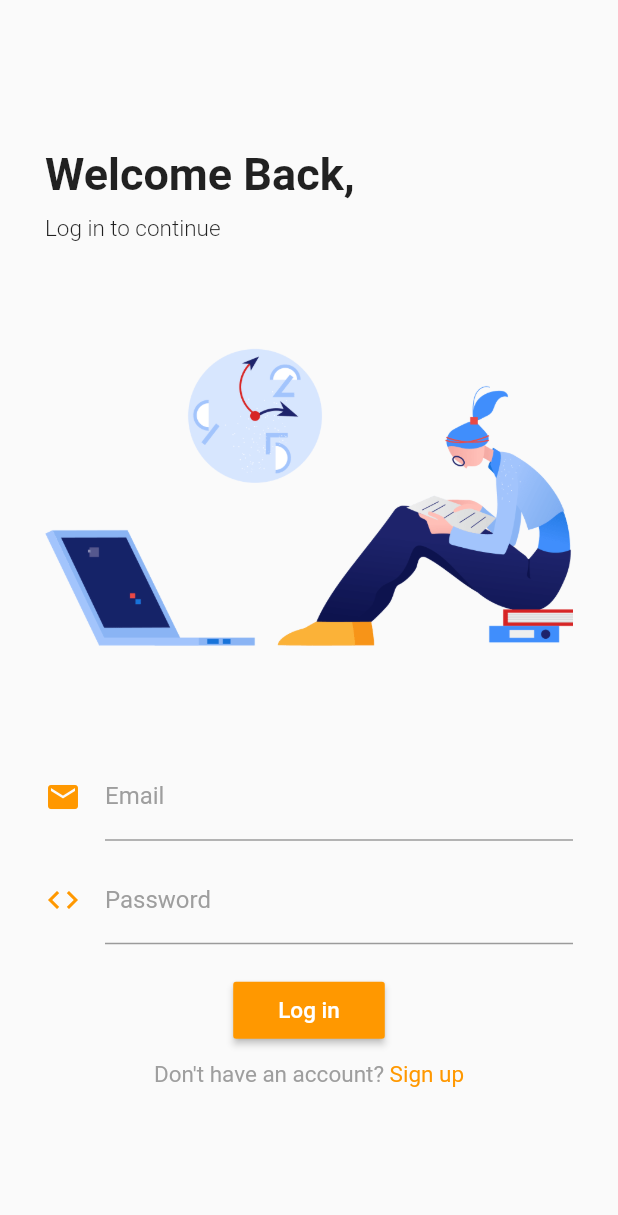
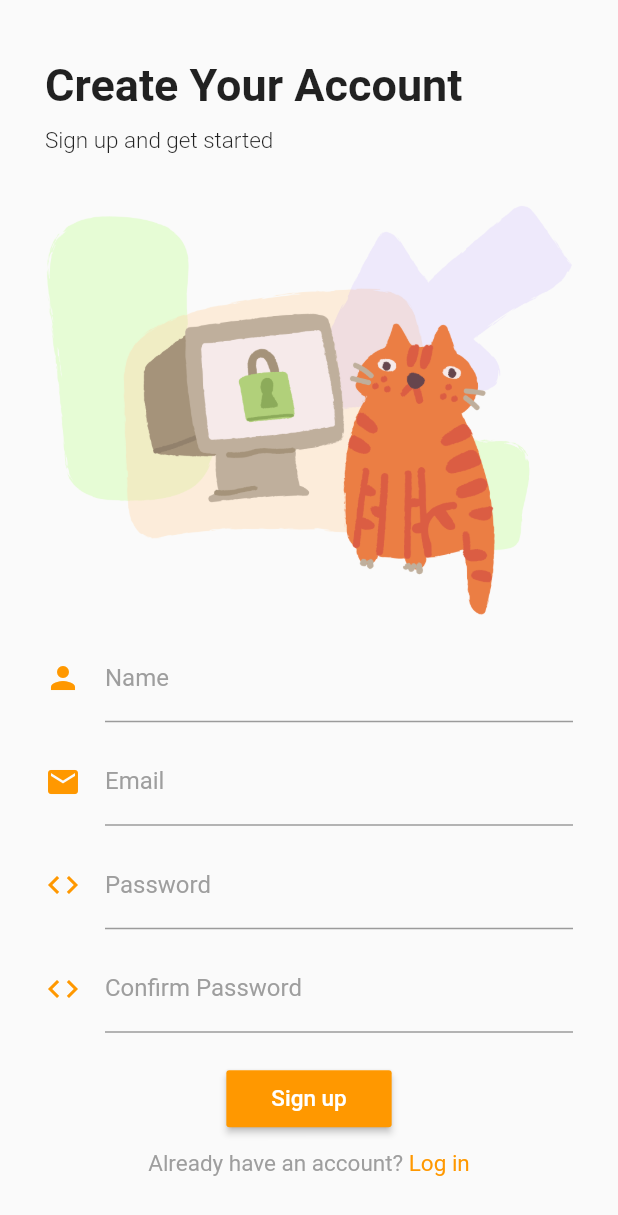
Before and after one commit to AbePlays/Viewster, a Flutter app: the screen it shows after launch, on a phone screen of 412 x 824 dp. Shown: the top 1215 px of the screen. Run offline on Flutter 3.47's test engine with Material 2 defaults, Android fonts, the phone set to English and light mode, and no system bars.

Commit message:
Signup Screen Ready

```diff
--- a/lib/main.dart
+++ b/lib/main.dart
@@ -1,5 +1,5 @@
 import 'package:flutter/material.dart';
-import 'package:viewster/screens/auth/Signin.dart';
+import 'package:viewster/screens/auth/Signup.dart';
 
 void main() {
   runApp(MyApp());
@@ -13,6 +13,6 @@ class MyApp extends StatelessWidget {
         theme: ThemeData(
           primarySwatch: Colors.blue,
         ),
-        home: Signin());
+        home: Signup());
   }
 }
--- /dev/null
+++ b/lib/screens/auth/Signup.dart
@@ -0,0 +1,143 @@
+import 'package:flutter/gestures.dart';
+import 'package:flutter/material.dart';
+
+class Signup extends StatefulWidget {
+  @override
+  _SignupState createState() => _SignupState();
+}
+
+class _SignupState extends State<Signup> {
+  TextStyle defaultStyle = TextStyle(color: Colors.grey, fontSize: 15.0);
+  TextStyle linkStyle = TextStyle(color: Colors.orange);
+
+  @override
+  Widget build(BuildContext context) {
+    return Scaffold(
+      body: Container(
+        padding: EdgeInsets.symmetric(vertical: 20, horizontal: 30),
+        child: Column(
+          crossAxisAlignment: CrossAxisAlignment.start,
+          mainAxisAlignment: MainAxisAlignment.center,
+          children: <Widget>[
+            Text(
+              'Create Your Account ',
+              style: TextStyle(fontWeight: FontWeight.bold, fontSize: 30),
+            ),
+            SizedBox(
+              height: 10,
+            ),
+            Text(
+              'Sign up and get started',
+              style: TextStyle(fontWeight: FontWeight.w300, fontSize: 15),
+            ),
+            SizedBox(
+              height: 20,
+            ),
+            Center(
+              child: Image(
+                image: AssetImage('assets/images/signup.png'),
+                height: 300,
+              ),
+            ),
+            TextFormField(
+              decoration: InputDecoration(
+                icon: Icon(
+                  Icons.person,
+                  color: Colors.orange,
+                ),
+                labelText: "Name",
+                labelStyle: TextStyle(color: Colors.grey),
+                focusedBorder: UnderlineInputBorder(
+                  borderSide: BorderSide(color: Colors.orange),
+                ),
+              ),
+            ),
+            SizedBox(
+              height: 10,
+            ),
+            TextFormField(
+              decoration: InputDecoration(
+                icon: Icon(
+                  Icons.email,
+                  color: Colors.orange,
+                ),
+                labelText: "Email",
+                labelStyle: TextStyle(color: Colors.grey),
+                focusedBorder: UnderlineInputBorder(
+                  borderSide: BorderSide(color: Colors.orange),
+                ),
+              ),
+            ),
+            SizedBox(
+              height: 10,
+            ),
+            TextFormField(
+              obscureText: true,
+              decoration: InputDecoration(
+                icon: Icon(
+                  Icons.code,
+                  color: Colors.orange,
+                ),
+                labelText: 'Password',
+                labelStyle: TextStyle(color: Colors.grey),
+                focusedBorder: UnderlineInputBorder(
+                  borderSide: BorderSide(color: Colors.orange),
+                ),
+              ),
+            ),
+            SizedBox(
+              height: 10,
+            ),
+            TextFormField(
+              obscureText: true,
+              decoration: InputDecoration(
+                icon: Icon(
+                  Icons.code,
+                  color: Colors.orange,
+                ),
+                labelText: 'Confirm Password',
+                labelStyle: TextStyle(color: Colors.grey),
+                focusedBorder: UnderlineInputBorder(
+                  borderSide: BorderSide(color: Colors.orange),
+                ),
+              ),
+            ),
+            SizedBox(
+              height: 20,
+            ),
+            Center(
+              child: RaisedButton(
+                onPressed: () {},
+                child: Text(
+                  "Sign up",
+                  style: TextStyle(fontSize: 15),
+                ),
+                textColor: Colors.white,
+                padding: EdgeInsets.symmetric(vertical: 10, horizontal: 30),
+                color: Colors.orange,
+              ),
+            ),
+            SizedBox(
+              height: 10,
+            ),
+            Center(
+              child: RichText(
+                text: TextSpan(
+                  style: defaultStyle,
+                  children: <TextSpan>[
+                    TextSpan(text: "Already have an account? "),
+                    TextSpan(
+                      text: 'Log in',
+                      style: linkStyle,
+                      recognizer: TapGestureRecognizer()..onTap = () {},
+                    ),
+                  ],
+                ),
+              ),
+            )
+          ],
+        ),
+      ),
+    );
+  }
+}
--- a/pubspec.yaml
+++ b/pubspec.yaml
@@ -45,6 +45,7 @@ flutter:
   # To add assets to your application, add an assets section, like this:
   assets:
     - assets/images/signin.png
+    - assets/images/signup.png
   # An image asset can refer to one or more resolution-specific "variants", see
   # https://flutter.dev/assets-and-images/#resolution-aware.
 
```
Also changed, not shown: assets/images/signup.png.
